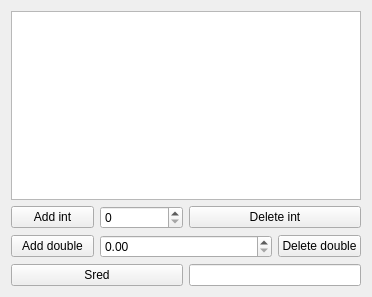
The window that lib(+)/lib10/lib10/mainwindow.ui (spiritt123/mgtu) describes before a commit, drawn with Qt 5.
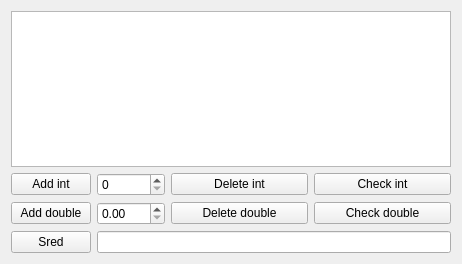
The same window after the commit.

```diff
--- a/lib(+)/lib10/lib10/mainwindow.ui
+++ b/lib(+)/lib10/lib10/mainwindow.ui
@@ -6,8 +6,8 @@
    <rect>
     <x>0</x>
     <y>0</y>
-    <width>372</width>
-    <height>297</height>
+    <width>462</width>
+    <height>264</height>
    </rect>
   </property>
   <property name="windowTitle">
@@ -39,6 +39,13 @@
           </property>
          </widget>
         </item>
+        <item row="0" column="4" colspan="2">
+         <widget class="QPushButton" name="pushButton_6">
+          <property name="text">
+           <string>Check int</string>
+          </property>
+         </widget>
+        </item>
         <item row="1" column="0">
          <widget class="QPushButton" name="pushButton_2">
           <property name="text">
@@ -46,24 +53,35 @@
           </property>
          </widget>
         </item>
-        <item row="1" column="1" colspan="2">
+        <item row="1" column="1">
          <widget class="QDoubleSpinBox" name="doubleSpinBox"/>
         </item>
-        <item row="1" column="3">
+        <item row="1" column="2" colspan="2">
          <widget class="QPushButton" name="pushButton_4">
           <property name="text">
            <string>Delete double</string>
           </property>
          </widget>
         </item>
-        <item row="2" column="0" colspan="2">
+        <item row="1" column="4" colspan="2">
+         <widget class="QPushButton" name="pushButton_7">
+          <property name="text">
+           <string>Check double</string>
+          </property>
+         </widget>
+        </item>
+       </layout>
+      </item>
+      <item>
+       <layout class="QHBoxLayout" name="horizontalLayout">
+        <item>
          <widget class="QPushButton" name="pushButton_5">
           <property name="text">
            <string>Sred</string>
           </property>
          </widget>
         </item>
-        <item row="2" column="2" colspan="2">
+        <item>
          <widget class="QLineEdit" name="lineEdit"/>
         </item>
        </layout>
```
